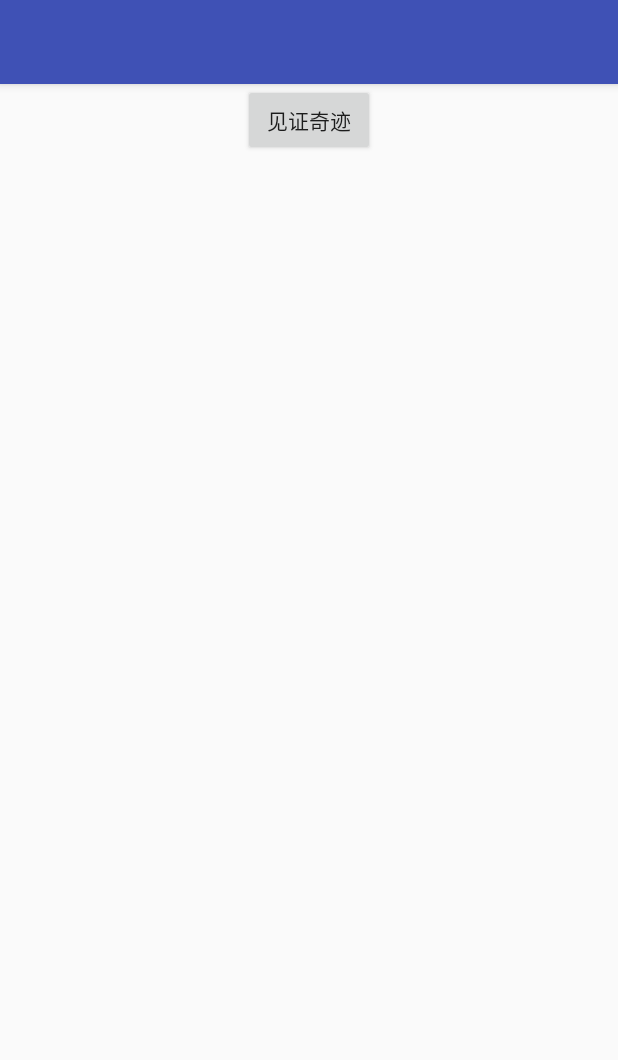
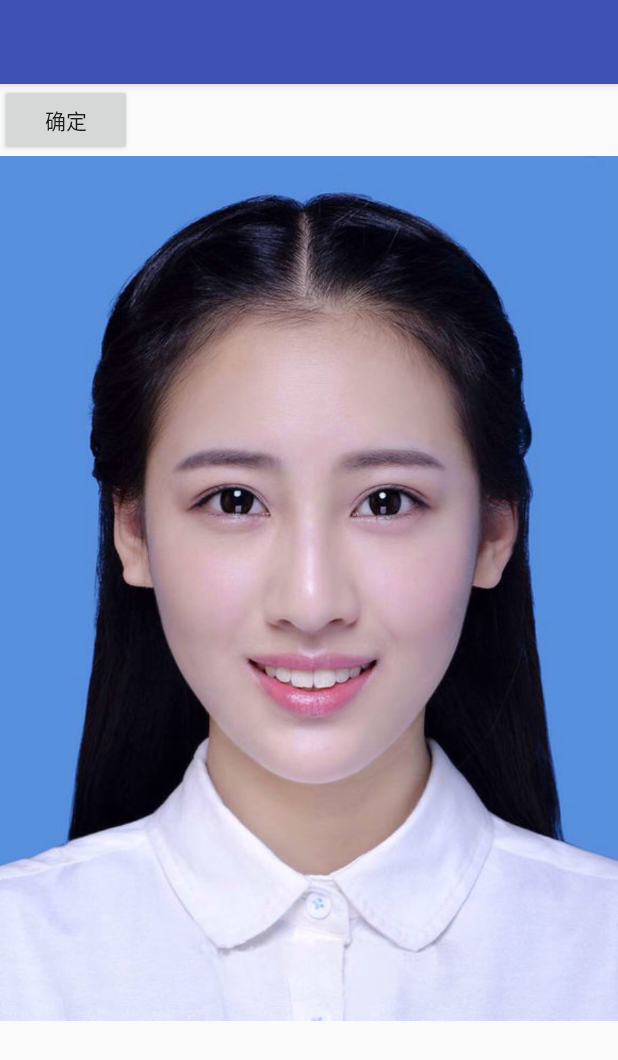
Before and after one commit to ParisXiao/MyOpenCVTest, an Android app: the screen it shows after launch (MainActivity), on a phone screen of 412 x 824 dp. Shown: the top 1060 px of the screen. Run offline under Robolectric (Android 15) with nearby library versions, the light colour scheme and no system bars; libraries missing offline, so code that uses them is left out: org.opencv.android, org.opencv.core, org.opencv.imgproc; 1 statement that could not run was skipped.

Commit message:
终于能用了

```diff
--- a/app/src/main/java/com/guanaida/myopencv/MainActivity.java
+++ b/app/src/main/java/com/guanaida/myopencv/MainActivity.java
@@ -1,44 +1,90 @@
 package com.guanaida.myopencv;
 
+import android.graphics.Bitmap;
+import android.graphics.BitmapFactory;
 import android.os.Bundle;
 import android.support.v7.app.AppCompatActivity;
+import android.util.Log;
 import android.view.View;
 import android.widget.Button;
 import android.widget.ImageView;
 
-public class MainActivity extends AppCompatActivity implements View.OnClickListener {
+import org.opencv.android.BaseLoaderCallback;
+import org.opencv.android.LoaderCallbackInterface;
+import org.opencv.android.OpenCVLoader;
+import org.opencv.android.Utils;
+import org.opencv.core.Mat;
+import org.opencv.imgproc.Imgproc;
 
-    private Button btn;
-    private ImageView img;
+import static com.guanaida.myopencv.NativeGrabCut.grabCutFromJNI;
+
+public class MainActivity extends AppCompatActivity {
+
+
+    // Used to load the 'native-lib' library on application startup.
+    private long gcapp;
+
+    private int flags = 0; // 0范围，1前景，2背景
+
+    private Bitmap bitmap;
+    private ImageView imageView;
+    private Button grabCut;
+
+    private Bitmap bm;
+
+    private float s = 0;
 
     @Override
     protected void onCreate(Bundle savedInstanceState) {
         super.onCreate(savedInstanceState);
         setContentView(R.layout.activity_main);
-        initView();
-    }
 
-    private void initView() {
-        btn = (Button) findViewById(R.id.btn);
-        img = (ImageView) findViewById(R.id.img);
-//        Mat img = new Mat();
-//        Bitmap bm = Bitmap.createScaledBitmap(bitmap,bitmap.getWidth()/10,bitmap.getHeight()/10,true);
-//        Utils.bitmapToMat(bm, img);
-//        Imgproc.cvtColor(img, img, Imgproc.COLOR_RGBA2RGB);
-//        Mat dst = new Mat(grabCutFromJNI(img.nativeObj,64,10,230,300));
-//        Bitmap b = Bitmap.createBitmap(bitmap.getWidth()/10,bitmap.getHeight()/10, Bitmap.Config.ARGB_8888);
-//        Utils.matToBitmap(dst,b);
-//        imageView.setImageBitmap(b);
-        btn.setOnClickListener(this);
+        // Example of a call to a native method
+
+        imageView = (ImageView) findViewById(R.id.image_view);
+        grabCut = (Button) findViewById(R.id.grabCut);
+
+        bitmap = BitmapFactory.decodeResource(getResources(), R.drawable.temp);
+        imageView.setImageBitmap(bitmap);
+        bm = Bitmap.createBitmap(bitmap.getWidth(), bitmap.getHeight(), Bitmap.Config.ARGB_8888);
+        if (!OpenCVLoader.initAsync(OpenCVLoader.OPENCV_VERSION_3_2_0, this,
+                mOpenCVCallBack)) {
+            Log.e("Opencv", "Cannot connect to OpenCV Manager");
+        }
+        grabCut.setOnClickListener(new View.OnClickListener() {
+            @Override
+            public void onClick(View v) {
+                onGrabCut(v);
+            }
+        });
 
     }
-
-    @Override
-    public void onClick(View v) {
-        switch (v.getId()) {
-            case R.id.btn:
-
+    public void onGrabCut(View view){
+        Mat img = new Mat();
+        Bitmap bm = Bitmap.createScaledBitmap(bitmap,bitmap.getWidth()/10,bitmap.getHeight()/10,true);
+        Utils.bitmapToMat(bm, img);
+        Imgproc.cvtColor(img, img, Imgproc.COLOR_RGBA2RGB);
+        Mat dst = new Mat(grabCutFromJNI(img.nativeObj,64,10,230,300));
+        Bitmap b = Bitmap.createBitmap(bitmap.getWidth()/10,bitmap.getHeight()/10, Bitmap.Config.ARGB_8888);
+        Utils.matToBitmap(dst,b);
+        imageView.setImageBitmap(b);
+    }
+    private BaseLoaderCallback mOpenCVCallBack = new BaseLoaderCallback(this) {
+        @Override
+        public void onManrageConnected(int status) {
+            switch (status) {
+                case LoaderCallbackInterface.SUCCESS: {
+                    Log.i("Opencv", "OpenCV loaded successfully");
+// Create and set View
+// setContentView(R.layout.color_blob_detection_surface_view);
+//loadimage();
+                }
                 break;
+                default: {
+                    super.onManagerConnected(status);
+                }
+                break;
+            }
         }
-    }
+    };
 }
--- a/app/src/main/res/layout/activity_main.xml
+++ b/app/src/main/res/layout/activity_main.xml
@@ -1,23 +1,27 @@
 <?xml version="1.0" encoding="utf-8"?>
-<LinearLayout xmlns:android="http://schemas.android.com/apk/res/android"
+<android.support.constraint.ConstraintLayout xmlns:android="http://schemas.android.com/apk/res/android"
     xmlns:app="http://schemas.android.com/apk/res-auto"
     xmlns:tools="http://schemas.android.com/tools"
     android:layout_width="match_parent"
     android:layout_height="match_parent"
-    android:orientation="vertical"
-    android:gravity="center_horizontal"
-    tools:context="com.guanaida.myopencv.MainActivity">
-
-    <Button
-        android:layout_width="wrap_content"
-        android:layout_height="wrap_content"
-        android:text="见证奇迹"
-        android:id="@+id/btn"
-        />
-    <ImageView
+  >
+    <LinearLayout
         android:layout_width="match_parent"
         android:layout_height="match_parent"
-        android:id="@+id/img"
-        />
+        android:orientation="vertical">
+        <Button
+            android:layout_width="wrap_content"
+            android:layout_height="wrap_content"
+            android:text="确定"
+            android:id="@+id/grabCut"
+            />
+        <ImageView
+            android:id="@+id/image_view"
+            android:layout_width="match_parent"
+            android:layout_height="wrap_content"
+            android:adjustViewBounds="true"
+            android:maxHeight="1000dp"
+            android:background="#435434"/>
+    </LinearLayout>
 
-</LinearLayout>
+</android.support.constraint.ConstraintLayout>
--- a/settings.gradle
+++ b/settings.gradle
@@ -1 +1 @@
-include ':app'
+include ':app', ':openCVLibrary3_2_0'
```
Also changed, not shown: app/build.gradle (+15 -4 lines), app/src/main/java/com/guanaida/myopencv/GrabCutUtil.java (added, +22 -0 lines), app/src/main/java/com/guanaida/myopencv/NativeGrabCut.java (+13 -2 lines), 8 other files.
